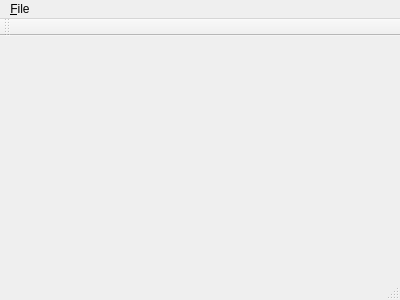
This is MainWindow.ui in xaviermawet/MagneeCuistax2014 as Qt 5 draws it before an edit. The edited form follows.
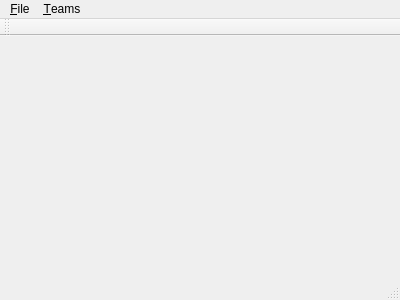
This is the edited form.

Commit message: Add 'Create a new team' dialog and menu

What changed in the file:
```diff
--- a/MainWindow.ui
+++ b/MainWindow.ui
@@ -31,7 +31,14 @@
     <addaction name="separator"/>
     <addaction name="actionQuit"/>
    </widget>
+   <widget class="QMenu" name="menu_Teams">
+    <property name="title">
+     <string>&amp;Teams</string>
+    </property>
+    <addaction name="actionAddTeam"/>
+   </widget>
    <addaction name="menuFile"/>
+   <addaction name="menu_Teams"/>
   </widget>
   <widget class="QToolBar" name="mainToolBar">
    <attribute name="toolBarArea">
```
Left out of the diff: 10 changed lines with no effect on the pictures. The commit also changes 6 other files.
